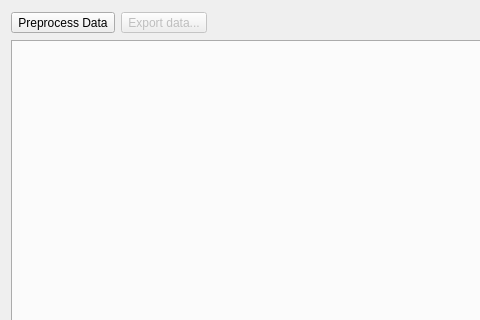
Above: tse_analytics/modules/phenomaster/trafficage/views/trafficage_dialog.ui from TSE-Systems/tse-analytics before the change; both pictures show x 0 to 480 and y 0 to 320 of the 922 by 603 pixel window. Below: the same form after it.
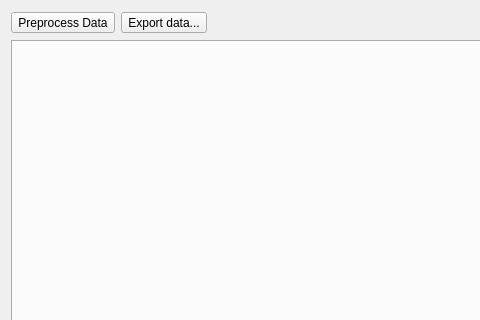
That is the form after the change. Icons and pictures are not drawn.

Diff of the .ui file:
```diff
--- a/tse_analytics/modules/phenomaster/trafficage/views/trafficage_dialog.ui
+++ b/tse_analytics/modules/phenomaster/trafficage/views/trafficage_dialog.ui
@@ -33,9 +33,6 @@
      </item>
      <item>
       <widget class="QToolButton" name="toolButtonExport">
-       <property name="enabled">
-        <bool>false</bool>
-       </property>
        <property name="text">
         <string>Export data...</string>
        </property>
```
